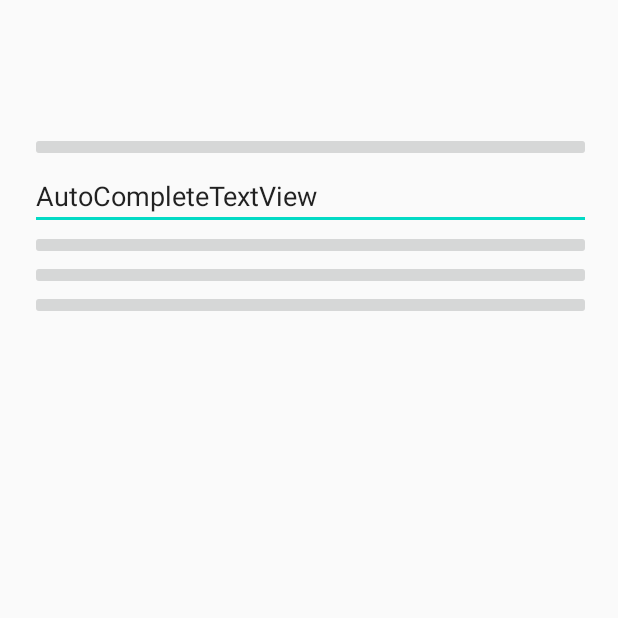
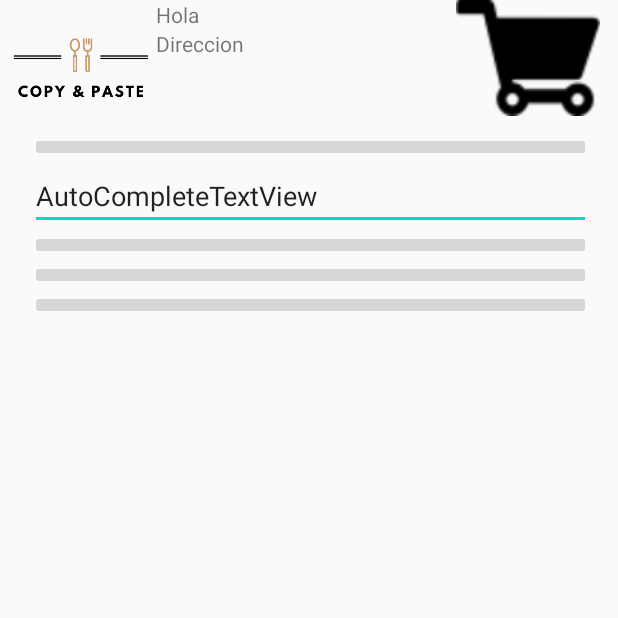
Before and after one commit to francocabanillas/copypasteapp, an Android app: the MainActivity screen opened directly, with no data from a screen before it, on a phone screen of 412 x 824 dp, the top half of it. Run offline under Robolectric (Android 15) with nearby library versions, the phone set to English and light mode, and no system bars.

Commit message:
Creacion de pantallas

```diff
--- a/app/build.gradle
+++ b/app/build.gradle
@@ -26,6 +26,8 @@ dependencies {
     implementation fileTree(dir: "libs", include: ["*.jar"])
     implementation 'androidx.appcompat:appcompat:1.1.0'
     implementation 'androidx.constraintlayout:constraintlayout:1.1.3'
+    implementation 'com.google.android.gms:play-services-maps:17.0.0'
+    implementation 'com.google.android.material:material:1.1.0'
     testImplementation 'junit:junit:4.12'
     androidTestImplementation 'androidx.test.ext:junit:1.1.1'
     androidTestImplementation 'androidx.test.espresso:espresso-core:3.2.0'
--- a/app/src/main/res/layout/activity_main.xml
+++ b/app/src/main/res/layout/activity_main.xml
@@ -10,8 +10,54 @@
 
     <LinearLayout
         android:layout_width="match_parent"
-        android:layout_height="88dp"
-        android:orientation="horizontal"></LinearLayout>
+        android:layout_height="88dp" >
+
+        <LinearLayout
+            android:layout_width="104dp"
+            android:layout_height="match_parent"
+            android:orientation="horizontal">
+
+            <ImageView
+                android:id="@+id/imageView5"
+                android:layout_width="wrap_content"
+                android:layout_height="wrap_content"
+                android:layout_weight="1"
+                app:srcCompat="@drawable/logo" />
+        </LinearLayout>
+
+        <LinearLayout
+            android:layout_width="189dp"
+            android:layout_height="match_parent"
+            android:orientation="vertical" >
+
+            <TextView
+                android:id="@+id/textView5"
+                android:layout_width="match_parent"
+                android:layout_height="wrap_content"
+                android:text="Hola"
+                tools:text="Hola" />
+
+            <TextView
+                android:id="@+id/textView6"
+                android:layout_width="match_parent"
+                android:layout_height="wrap_content"
+                android:text="Direccion"
+                tools:text="Direccion" />
+        </LinearLayout>
+
+        <LinearLayout
+            android:layout_width="117dp"
+            android:layout_height="match_parent"
+            android:orientation="horizontal">
+
+            <ImageView
+                android:id="@+id/imageView11"
+                android:layout_width="105dp"
+                android:layout_height="77dp"
+                android:layout_weight="1"
+                app:srcCompat="@drawable/cart2" />
+        </LinearLayout>
+    </LinearLayout>
 
     <LinearLayout
         android:layout_width="match_parent"
@@ -94,4 +140,14 @@
             android:layout_height="match_parent"
             android:orientation="horizontal"></LinearLayout>
     </LinearLayout>
+
+    <LinearLayout
+        android:layout_width="match_parent"
+        android:layout_height="match_parent"
+        android:orientation="horizontal"></LinearLayout>
+
+    <LinearLayout
+        android:layout_width="match_parent"
+        android:layout_height="match_parent"
+        android:orientation="horizontal"></LinearLayout>
 </LinearLayout>
```
Also changed, not shown: app/src/main/res/layout/activity_address.xml (+45 -2 lines), app/src/main/res/drawable-v24/cart.png (added), app/src/main/res/drawable-v24/cart2.png (added), app/src/main/res/drawable-v24/plus.png (added).
